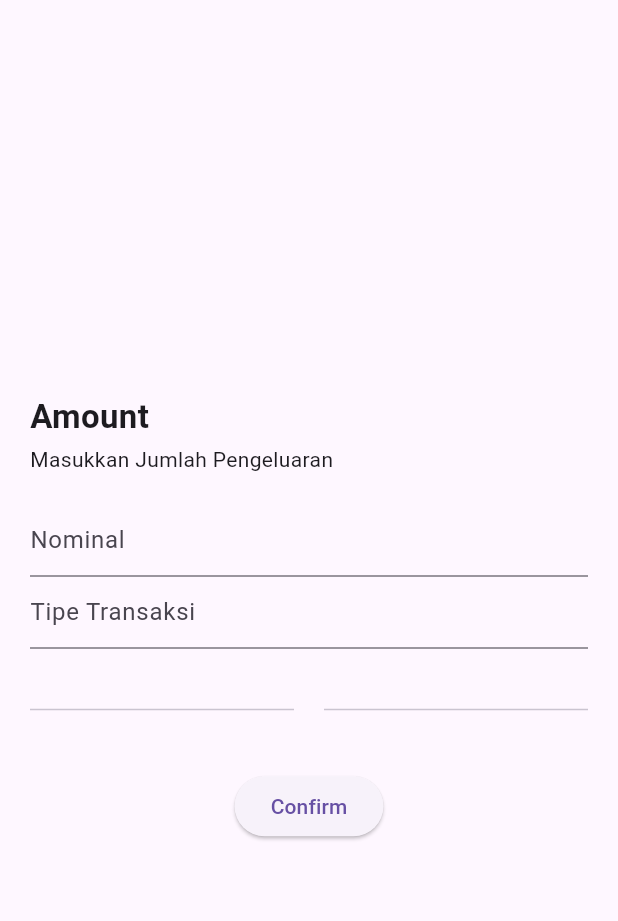
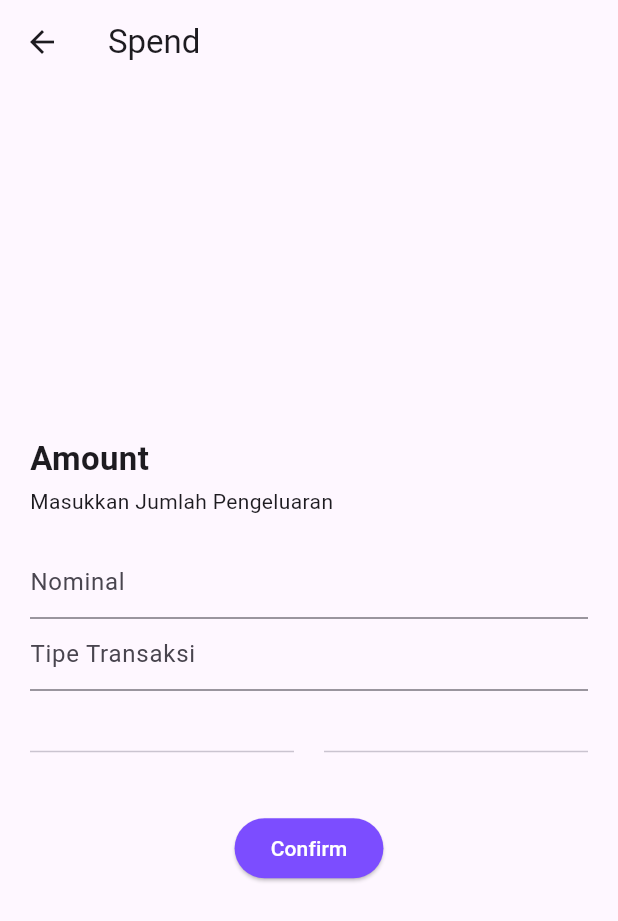
Before and after one commit to Dlanev/TubesAlproK1, a Flutter app: the spenData screen opened directly, on a phone screen of 412 x 824 dp. Shown: the top 921 px of the screen. Run offline on Flutter 3.47's test engine with Material 3 defaults, Android fonts, the light colour scheme and no system bars.

Commit message:
More qol

```diff
--- a/lib/screens/spend.dart
+++ b/lib/screens/spend.dart
@@ -10,6 +10,7 @@ class spenData extends StatelessWidget {
   @override
   Widget build(BuildContext context) {
     return Scaffold(
+      appBar: AppBar(title: const Text('Spend')),
       resizeToAvoidBottomInset: false,
       body: Container(
         margin: EdgeInsets.symmetric(horizontal: 20),
@@ -33,6 +34,10 @@ class spenData extends StatelessWidget {
             ),
             wTextDivider(''),
             ElevatedButton(
+              style: ElevatedButton.styleFrom(
+                backgroundColor: Colors.deepPurpleAccent,
+                foregroundColor: Colors.white,
+              ),
               onPressed: () {
                 final amount = int.tryParse(_controller1.text);
                 final tipe = _controller2.text;
```
